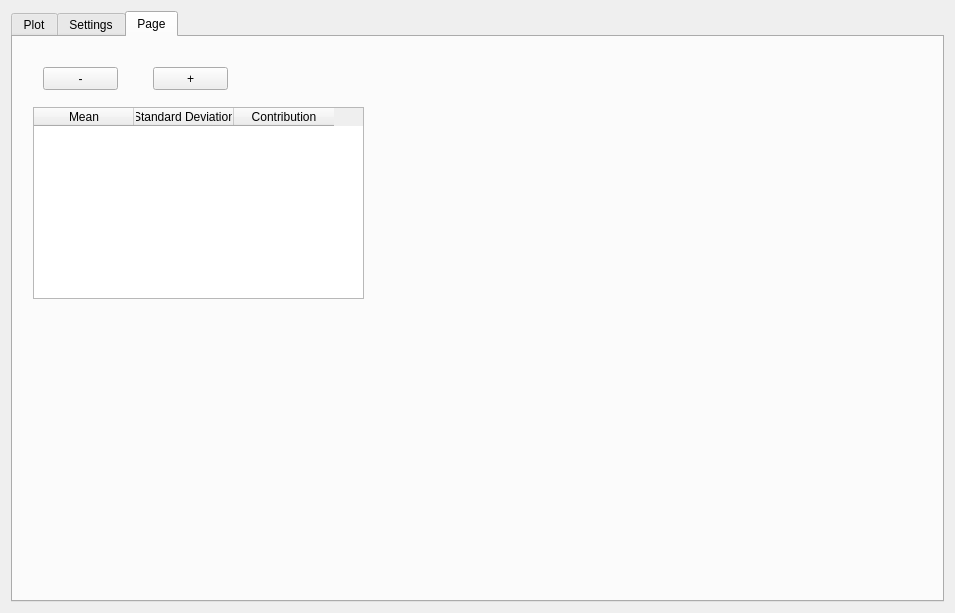
Tomev-IBS/KerDEP, file mainwindow.ui: the form before one commit.
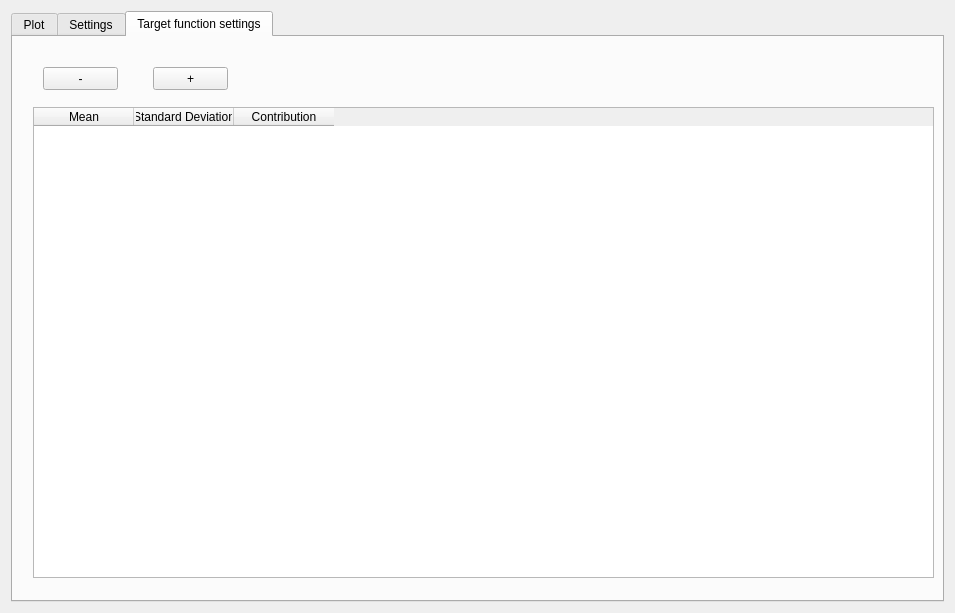
The form after the commit. The open tabs and pages were chosen to show the change. Custom widgets are drawn as their Qt base class.

Commit message: [STABLE] Work in progress on target function UI.

```diff
--- a/mainwindow.ui
+++ b/mainwindow.ui
@@ -404,15 +404,15 @@
       </widget>
       <widget class="QWidget" name="tab_3">
        <attribute name="title">
-        <string>Page</string>
+        <string>Target function settings</string>
        </attribute>
        <widget class="QTableWidget" name="tableWidget">
         <property name="geometry">
          <rect>
           <x>20</x>
           <y>70</y>
-          <width>331</width>
-          <height>192</height>
+          <width>901</width>
+          <height>471</height>
          </rect>
         </property>
         <column>
```
Left out of the diff: 6 changed lines with no effect on the pictures. The commit also changes 2 other files.
